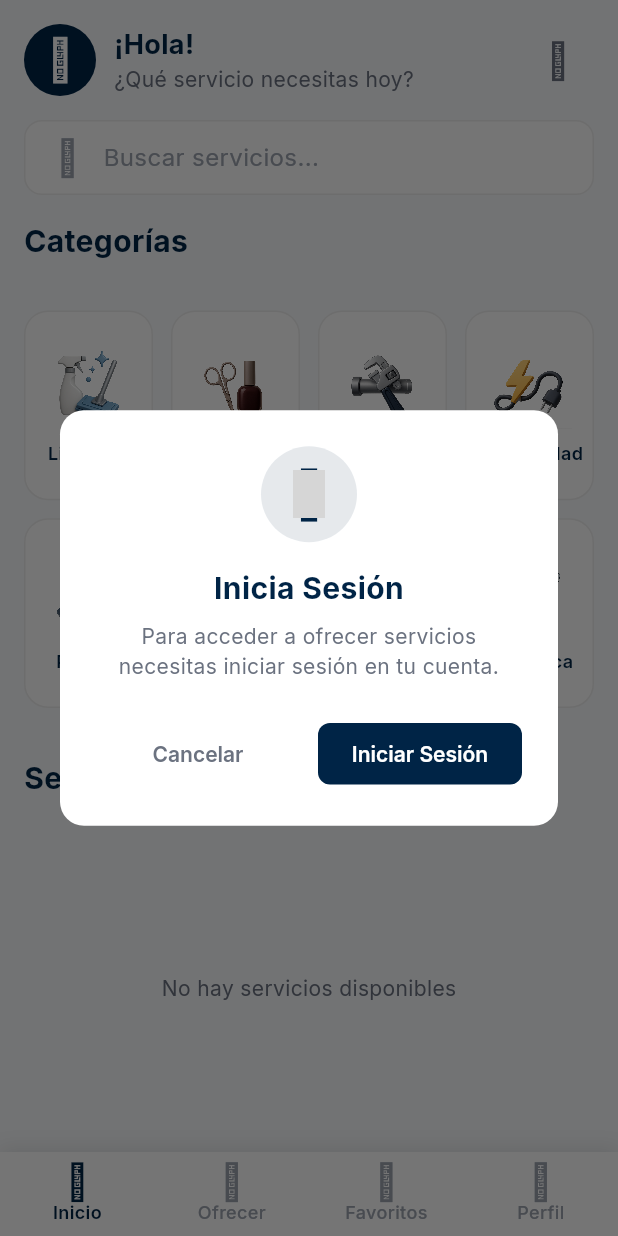
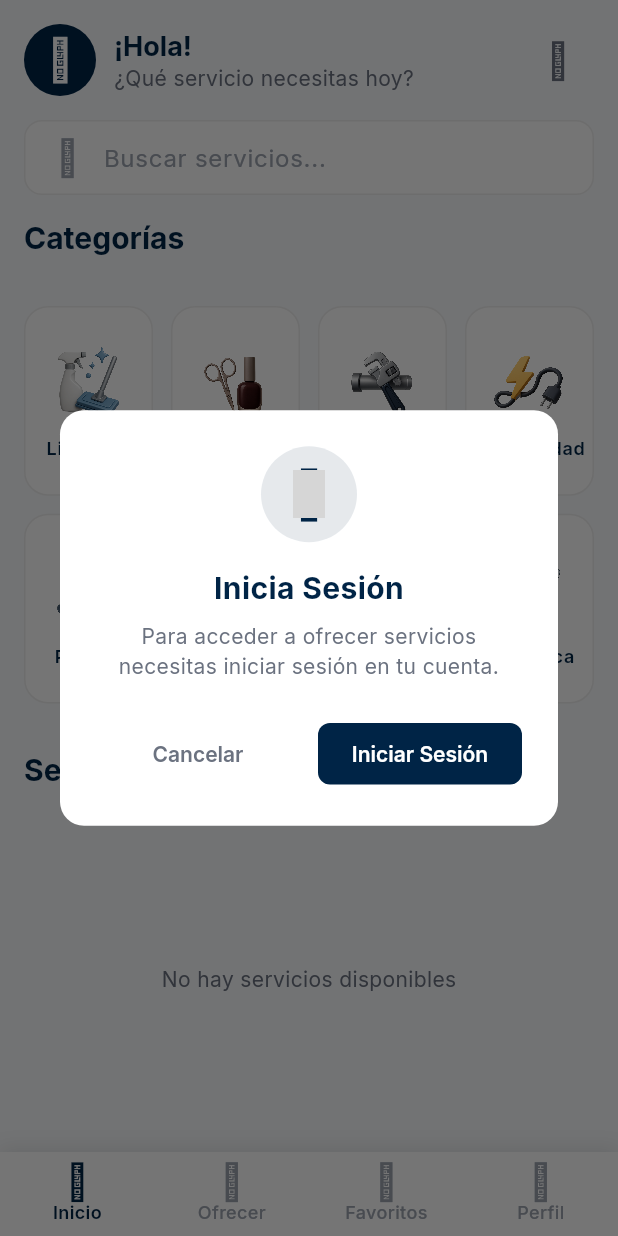
Before and after one commit to Prosavis/Prosavis-App, a Flutter app: the screen it shows after launch, item 2 of the bottom bar chosen, on a phone screen of 412 x 824 dp. Run offline on Flutter 3.47's test engine with Material 3 defaults, Android fonts, the phone set to English and light mode, and no system bars; our stand-ins replace audioplayers, cloud_firestore, equatable, firebase_auth, firebase_core, firebase_storage and 13 more; accounts and stored records are empty; generated files the repository leaves out were written again; grey boxes are pictures that could not be loaded.

Commit message:
refactor: use themed text styles

```diff
--- a/lib/core/themes/app_theme.dart
+++ b/lib/core/themes/app_theme.dart
@@ -226,12 +226,12 @@
         ),
         headlineMedium: GoogleFonts.inter(
           fontSize: 20,
-          fontWeight: FontWeight.w600,
+          fontWeight: FontWeight.bold,
           color: textPrimary,
         ),
         headlineSmall: GoogleFonts.inter(
           fontSize: 18,
-          fontWeight: FontWeight.w600,
+          fontWeight: FontWeight.bold,
           color: textPrimary,
         ),
         titleLarge: GoogleFonts.inter(
@@ -263,6 +263,11 @@
           fontSize: 12,
           fontWeight: FontWeight.normal,
           color: textTertiary,
+        ),
+        labelMedium: GoogleFonts.inter(
+          fontSize: 12,
+          fontWeight: FontWeight.w600,
+          color: textPrimary,
         ),
       ),
     );
@@ -364,7 +369,7 @@
         ),
         headlineSmall: GoogleFonts.inter(
           fontSize: 18,
-          fontWeight: FontWeight.w600,
+          fontWeight: FontWeight.bold,
           color: Colors.white,
         ),
         titleLarge: GoogleFonts.inter(
@@ -396,6 +401,11 @@
           fontSize: 12,
           fontWeight: FontWeight.normal,
           color: const Color(0xFF94A3B8), // Gris más suave para texto terciario
+        ),
+        labelMedium: GoogleFonts.inter(
+          fontSize: 12,
+          fontWeight: FontWeight.w600,
+          color: Colors.white,
         ),
       ),
 
--- a/lib/presentation/pages/home/home_page.dart
+++ b/lib/presentation/pages/home/home_page.dart
@@ -1,7 +1,6 @@
 import 'dart:io';
 import 'package:flutter/material.dart';
 import 'package:flutter_bloc/flutter_bloc.dart';
-import 'package:google_fonts/google_fonts.dart';
 import 'package:material_symbols_icons/symbols.dart';
 import 'package:go_router/go_router.dart';
 
@@ -187,18 +186,11 @@
                 children: [
                   Text(
                     '¡Hola, ${state.user.name.split(' ').first}!',
-                    style: GoogleFonts.inter(
-                      fontSize: 18,
-                      fontWeight: FontWeight.bold,
-                 color: AppTheme.getTextPrimary(context),
-                    ),
+                    style: Theme.of(context).textTheme.headlineSmall,
                   ),
                   Text(
                     '¿Qué servicio necesitas hoy?',
-                     style: GoogleFonts.inter(
-                      fontSize: 14,
-                       color: AppTheme.getTextSecondary(context),
-                    ),
+                    style: Theme.of(context).textTheme.bodyMedium,
                   ),
                 ],
               ),
@@ -251,18 +243,11 @@
                 children: [
                   Text(
                     '¡Hola!',
-                    style: GoogleFonts.inter(
-                      fontSize: 18,
-                      fontWeight: FontWeight.bold,
-                      color: AppTheme.textPrimary,
-                    ),
+                    style: Theme.of(context).textTheme.headlineSmall,
                   ),
                   Text(
                     '¿Qué servicio necesitas hoy?',
-                    style: GoogleFonts.inter(
-                      fontSize: 14,
-                      color: AppTheme.textSecondary,
-                    ),
+                    style: Theme.of(context).textTheme.bodyMedium,
                   ),
                 ],
               ),
@@ -307,10 +292,10 @@
                 Expanded(
                   child: Text(
                     'Buscar servicios...',
-                    style: GoogleFonts.inter(
-                      fontSize: 16,
-                      color: AppTheme.getTextTertiary(context),
-                    ),
+                    style: Theme.of(context)
+                        .textTheme
+                        .bodyLarge
+                        ?.copyWith(color: AppTheme.getTextTertiary(context)),
                   ),
                 ),
               ],
@@ -333,11 +318,7 @@
             children: [
               Text(
                 'Categorías',
-                style: GoogleFonts.inter(
-                  fontSize: 20,
-                  fontWeight: FontWeight.bold,
-                  color: AppTheme.textPrimary,
-                ),
+                style: Theme.of(context).textTheme.headlineMedium,
               ),
               const SizedBox(height: 16),
             ],
@@ -402,11 +383,7 @@
               const SizedBox(height: 8),
               Text(
                 category['name'],
-                style: GoogleFonts.inter(
-                  fontSize: 12,
-                  fontWeight: FontWeight.w600,
-                  color: AppTheme.getTextPrimary(context),
-                ),
+                style: Theme.of(context).textTheme.labelMedium,
                 textAlign: TextAlign.center,
                 maxLines: 2,
                 overflow: TextOverflow.ellipsis,
@@ -461,11 +438,7 @@
                   children: [
                     Text(
                       'Servicios Destacados',
-                      style: GoogleFonts.inter(
-                        fontSize: 20,
-                        fontWeight: FontWeight.bold,
-                        color: AppTheme.textPrimary,
-                      ),
+                      style: Theme.of(context).textTheme.headlineMedium,
                     ),
                     if (state is HomeLoading)
                       const SizedBox(
@@ -507,10 +480,7 @@
             const SizedBox(height: 8),
             Text(
               'Error al cargar servicios',
-              style: GoogleFonts.inter(
-                color: AppTheme.textSecondary,
-                fontSize: 14,
-              ),
+              style: Theme.of(context).textTheme.bodyMedium,
             ),
             const SizedBox(height: 8),
             TextButton(
@@ -529,10 +499,7 @@
         return Center(
           child: Text(
             'No hay servicios disponibles',
-            style: GoogleFonts.inter(
-              color: AppTheme.textSecondary,
-              fontSize: 14,
-            ),
+            style: Theme.of(context).textTheme.bodyMedium,
           ),
         );
       }
@@ -576,11 +543,7 @@
               children: [
                 Text(
                   'Cerca de ti',
-                  style: GoogleFonts.inter(
-                    fontSize: 20,
-                    fontWeight: FontWeight.bold,
-                    color: AppTheme.textPrimary,
-                  ),
+                  style: Theme.of(context).textTheme.headlineMedium,
                 ),
                 const SizedBox(height: 16),
                 _buildNearbyServicesList(state),
@@ -611,10 +574,7 @@
             const SizedBox(height: 8),
             Text(
               'Error al cargar servicios cercanos',
-              style: GoogleFonts.inter(
-                color: AppTheme.textSecondary,
-                fontSize: 14,
-              ),
+              style: Theme.of(context).textTheme.bodyMedium,
             ),
             const SizedBox(height: 8),
             TextButton(
@@ -633,10 +593,7 @@
         return Center(
           child: Text(
             'No hay servicios cercanos disponibles',
-            style: GoogleFonts.inter(
-              color: AppTheme.textSecondary,
-              fontSize: 14,
-            ),
+            style: Theme.of(context).textTheme.bodyMedium,
           ),
         );
       }
```
